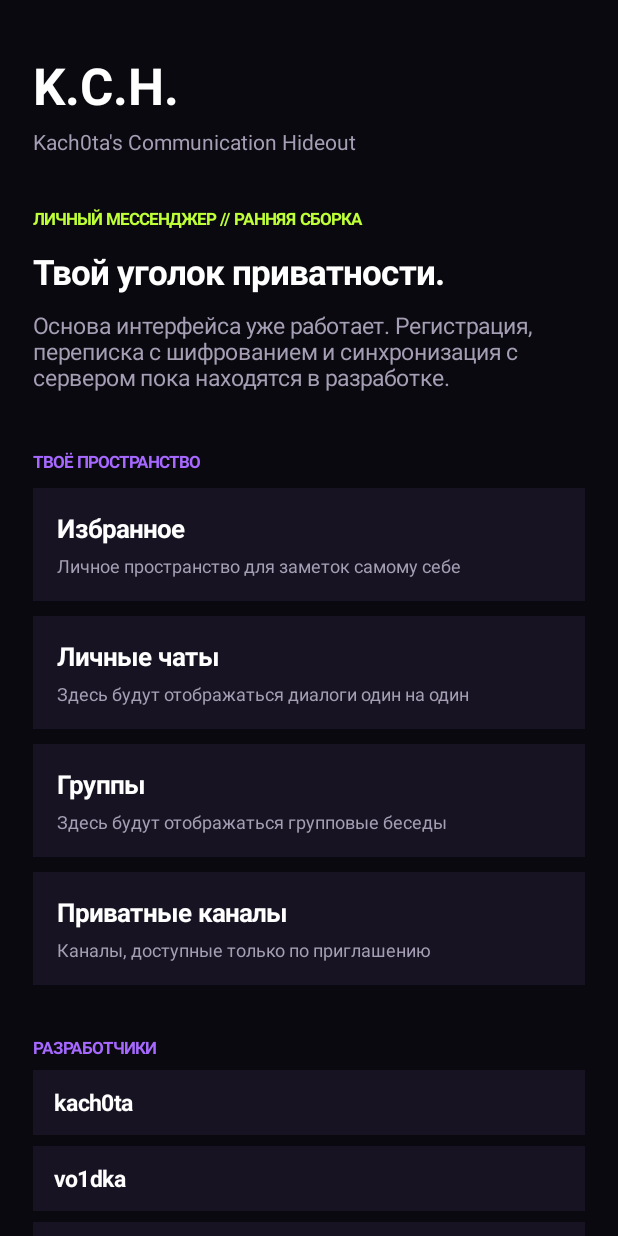
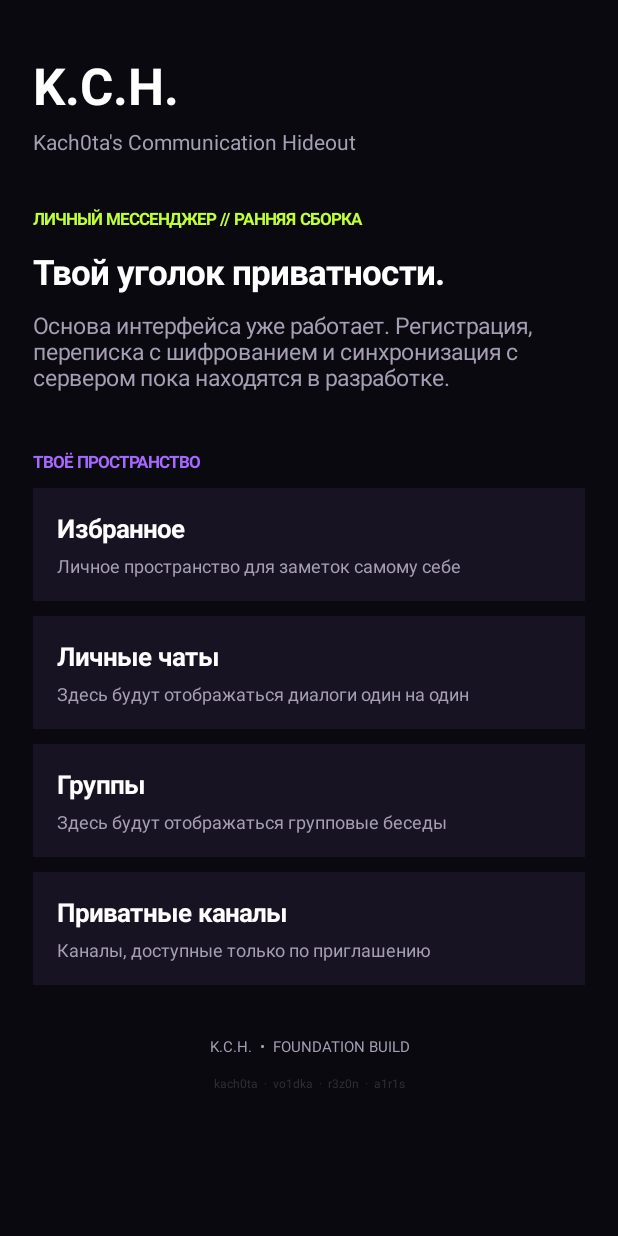
Before and after one commit to kach0ta/KCH, an Android app: the screen it shows after launch (MainActivity), on a phone screen of 412 x 824 dp. Run offline under Robolectric (Android 15) with nearby library versions, the phone set to English and light mode, and no system bars.

Commit message:
Move subtle developer credits to bottom; preserve exact footer signature

```diff
--- a/app/src/main/java/com/kach0ta/kch/MainActivity.java
+++ b/app/src/main/java/com/kach0ta/kch/MainActivity.java
@@ -42,15 +42,14 @@ public final class MainActivity extends Activity {
         root.addView(card("Группы", "Здесь будут отображаться групповые беседы"));
         root.addView(card("Приватные каналы", "Каналы, доступные только по приглашению"));
 
-        add(root, label("РАЗРАБОТЧИКИ", 11, PURPLE, true), 34);
-        root.addView(developer("kach0ta"));
-        root.addView(developer("vo1dka"));
-        root.addView(developer("r3z0n"));
-        root.addView(developer("a1r1s"));
-
         TextView footer = label("K.C.H.  •  FOUNDATION BUILD", 10, MUTED, false);
         footer.setGravity(Gravity.CENTER);
         add(root, footer, 34);
+
+        TextView credits = label("kach0ta  ·  vo1dka  ·  r3z0n  ·  a1r1s", 8, Color.rgb(83, 78, 94), false);
+        credits.setGravity(Gravity.CENTER);
+        credits.setAlpha(0.55f);
+        add(root, credits, 12);
         setContentView(scroll);
     }
 
@@ -64,18 +63,6 @@ public final class MainActivity extends Activity {
         box.setLayoutParams(p);
         box.addView(label(title, 17, Color.WHITE, true));
         add(box, label(description, 12, MUTED, false), 5);
-        return box;
-    }
-
-    private View developer(String name) {
-        LinearLayout box = new LinearLayout(this);
-        box.setOrientation(LinearLayout.VERTICAL);
-        box.setPadding(dp(14), dp(11), dp(14), dp(11));
-        box.setBackgroundColor(PANEL);
-        LinearLayout.LayoutParams p = params();
-        p.topMargin = dp(7);
-        box.setLayoutParams(p);
-        box.addView(label(name, 15, Color.WHITE, true));
         return box;
     }
 
```
